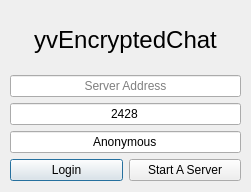
The window that yvEncryptedChat/logindialog.ui (yvbbrjdr/yvEP) describes before a commit, drawn with Qt 5.
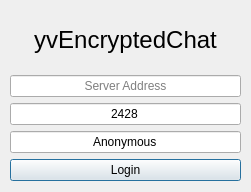
The same window after the commit.

Commit message: Remove server from client

Diff of the .ui file:
```diff
--- a/yvEncryptedChat/logindialog.ui
+++ b/yvEncryptedChat/logindialog.ui
@@ -81,8 +81,6 @@
      </widget>
     </item>
     <item>
-     <layout class="QHBoxLayout" name="horizontalLayout">
-      <item>
        <widget class="QPushButton" name="LoginButton">
         <property name="text">
          <string>Login</string>
@@ -94,18 +92,6 @@
          <bool>true</bool>
         </property>
        </widget>
-      </item>
-      <item>
-       <widget class="QPushButton" name="ServerButton">
-        <property name="text">
-         <string>Start A Server</string>
-        </property>
-        <property name="autoDefault">
-         <bool>false</bool>
-        </property>
-       </widget>
-      </item>
-     </layout>
     </item>
    </layout>
   </widget>
```
Lines whose indentation alone changed are shown as unchanged. The commit also changes 6 other files.
